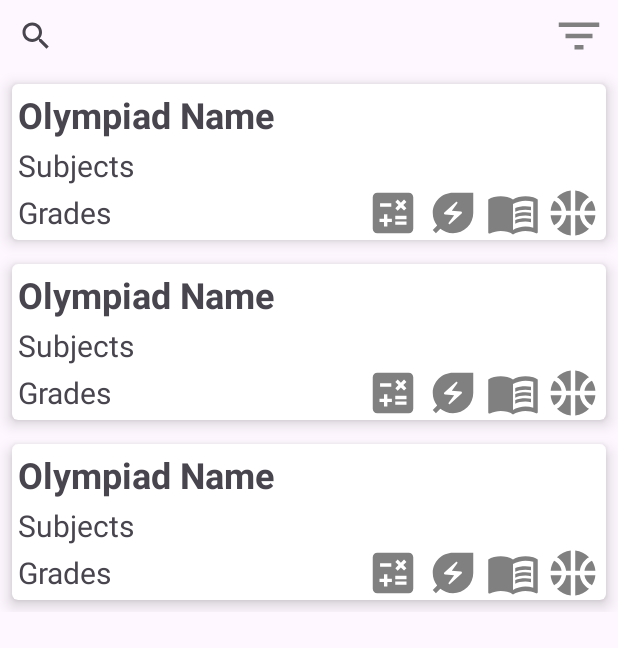
After one commit to mihailap/OlympiadFinder, an Android app: the layout activity_favourite_olympiad.xml on its own in the app's theme, with its tools: preview values and no code run, on a phone screen of 412 x 824 dp. The commit adds this screen. Shown: the top 648 px of the screen. Run offline under Robolectric (Android 15) with nearby library versions, the phone set to English and light mode, and no system bars.

Commit message:
Added Favourite Olympiads + small changes

```diff
--- a/app/build.gradle.kts
+++ b/app/build.gradle.kts
@@ -50,4 +50,6 @@ dependencies {
     implementation("io.reactivex.rxjava3:rxjava:3.1.5")
     //Parse
     implementation("org.jsoup:jsoup:1.17.2")
+    //Picasso for images
+    //implementation("com.squareup.picasso:picasso:2.71828")
 }
--- a/app/src/main/AndroidManifest.xml
+++ b/app/src/main/AndroidManifest.xml
@@ -1,7 +1,10 @@
 <?xml version="1.0" encoding="utf-8"?>
 <manifest xmlns:android="http://schemas.android.com/apk/res/android"
     xmlns:tools="http://schemas.android.com/tools">
+
     <uses-permission android:name="android.permission.INTERNET" />
+    <uses-permission android:name="android.permission.ACCESS_NETWORK_STATE" />
+
     <application
         android:allowBackup="true"
         android:dataExtractionRules="@xml/data_extraction_rules"
@@ -12,6 +15,9 @@
         android:supportsRtl="true"
         android:theme="@style/Theme.OlympiadFinder"
         tools:targetApi="31">
+        <activity
+            android:name=".ui.FavouriteOlympiadActivity"
+            android:exported="false" />
         <activity
             android:name=".ui.OlympiadInfoActivity"
             android:exported="false" />
--- a/app/src/main/java/com/mihailap/olympiadfinder/data/OlympiadDatabase.java
+++ b/app/src/main/java/com/mihailap/olympiadfinder/data/OlympiadDatabase.java
@@ -8,7 +8,7 @@ import androidx.room.RoomDatabase;
 
 @Database(entities = {Olympiad.class}, version = 2)
 public abstract class OlympiadDatabase extends RoomDatabase {
-    private static final String DB_NAME = "OlympiadDB3.db";
+    private static final String DB_NAME = "OlympiadDB7.db";
     private static OlympiadDatabase instance = null;
 
     public static OlympiadDatabase newInstance(Application application) {
--- /dev/null
+++ b/app/src/main/res/drawable/baseline_sports_basketball_24.xml
@@ -0,0 +1,19 @@
+<vector xmlns:android="http://schemas.android.com/apk/res/android" android:height="36dp" android:tint="@color/gray" android:viewportHeight="24" android:viewportWidth="24" android:width="36dp">
+
+    <path android:fillColor="@android:color/white" android:pathData="M17.09,11h4.86c-0.16,-1.61 -0.71,-3.11 -1.54,-4.4C18.68,7.43 17.42,9.05 17.09,11z"/>
+
+    <path android:fillColor="@android:color/white" android:pathData="M6.91,11C6.58,9.05 5.32,7.43 3.59,6.6C2.76,7.89 2.21,9.39 2.05,11H6.91z"/>
+
+    <path android:fillColor="@android:color/white" android:pathData="M15.07,11c0.32,-2.59 1.88,-4.79 4.06,-6c-1.6,-1.63 -3.74,-2.71 -6.13,-2.95V11H15.07z"/>
+
+    <path android:fillColor="@android:color/white" android:pathData="M8.93,11H11V2.05C8.61,2.29 6.46,3.37 4.87,5C7.05,6.21 8.61,8.41 8.93,11z"/>
+
+    <path android:fillColor="@android:color/white" android:pathData="M15.07,13H13v8.95c2.39,-0.24 4.54,-1.32 6.13,-2.95C16.95,17.79 15.39,15.59 15.07,13z"/>
+
+    <path android:fillColor="@android:color/white" android:pathData="M3.59,17.4c1.72,-0.83 2.99,-2.46 3.32,-4.4H2.05C2.21,14.61 2.76,16.11 3.59,17.4z"/>
+
+    <path android:fillColor="@android:color/white" android:pathData="M17.09,13c0.33,1.95 1.59,3.57 3.32,4.4c0.83,-1.29 1.38,-2.79 1.54,-4.4H17.09z"/>
+
+    <path android:fillColor="@android:color/white" android:pathData="M8.93,13c-0.32,2.59 -1.88,4.79 -4.06,6c1.6,1.63 3.74,2.71 6.13,2.95V13H8.93z"/>
+
+</vector>
--- /dev/null
+++ b/app/src/main/res/layout/activity_favourite_olympiad.xml
@@ -0,0 +1,192 @@
+<?xml version="1.0" encoding="utf-8"?>
+<androidx.constraintlayout.widget.ConstraintLayout xmlns:android="http://schemas.android.com/apk/res/android"
+    xmlns:app="http://schemas.android.com/apk/res-auto"
+    xmlns:tools="http://schemas.android.com/tools"
+    android:id="@+id/main"
+    android:layout_width="match_parent"
+    android:layout_height="match_parent"
+    android:animateLayoutChanges="true"
+    tools:context=".ui.FavouriteOlympiadActivity">
+
+    <androidx.appcompat.widget.Toolbar
+        android:id="@+id/toolbar"
+        android:layout_width="match_parent"
+        android:layout_height="wrap_content"
+        android:visibility="gone"
+        app:layout_constraintEnd_toEndOf="parent"
+        app:layout_constraintStart_toStartOf="parent"
+        app:layout_constraintTop_toTopOf="parent" />
+
+    <androidx.constraintlayout.widget.ConstraintLayout
+        android:id="@+id/customSearch"
+        android:layout_width="match_parent"
+        android:layout_height="wrap_content"
+        app:layout_constraintEnd_toEndOf="parent"
+        app:layout_constraintStart_toStartOf="parent"
+        app:layout_constraintTop_toBottomOf="@id/toolbar">
+
+
+        <androidx.appcompat.widget.SearchView
+            android:id="@+id/search_bar"
+            android:layout_width="0dp"
+            android:layout_height="wrap_content"
+            android:iconifiedByDefault="false"
+            android:inputType="text"
+            android:queryHint="Search here..."
+            android:textSize="20sp"
+            app:layout_constraintBottom_toBottomOf="parent"
+            app:layout_constraintEnd_toStartOf="@id/filter_icon"
+            app:layout_constraintStart_toStartOf="@id/customSearch"
+            app:layout_constraintTop_toTopOf="@id/customSearch" />
+
+        <ImageView
+            android:id="@+id/filter_icon"
+            android:layout_width="wrap_content"
+            android:layout_height="wrap_content"
+            android:layout_marginEnd="8dp"
+            android:adjustViewBounds="true"
+            android:clickable="true"
+            android:contentDescription="@string/filter_icon"
+            android:src="@drawable/baseline_filter_list_24"
+            app:layout_constraintBottom_toBottomOf="parent"
+            app:layout_constraintEnd_toEndOf="parent"
+            app:layout_constraintTop_toTopOf="@id/customSearch" />
+
+    </androidx.constraintlayout.widget.ConstraintLayout>
+
+    <androidx.constraintlayout.widget.ConstraintLayout
+        android:id="@+id/filters_select"
+        android:layout_width="match_parent"
+        android:layout_height="wrap_content"
+        android:padding="4dp"
+        android:visibility="gone"
+        app:layout_constraintEnd_toEndOf="parent"
+        app:layout_constraintStart_toStartOf="parent"
+        app:layout_constraintTop_toBottomOf="@id/customSearch">
+
+        <TextView
+            android:id="@+id/tv_select_grade"
+            android:layout_width="match_parent"
+            android:layout_height="wrap_content"
+            android:layout_marginStart="4dp"
+            android:text="@string/pick_grade"
+            android:textSize="16sp"
+            app:layout_constraintEnd_toEndOf="parent"
+            app:layout_constraintStart_toStartOf="parent"
+            app:layout_constraintTop_toTopOf="parent"
+            tools:text="Select grade" />
+
+        <HorizontalScrollView
+            android:id="@+id/horizontal_scroll"
+            android:layout_width="wrap_content"
+            android:layout_height="wrap_content"
+            app:layout_constraintEnd_toEndOf="parent"
+            app:layout_constraintHorizontal_bias="0.0"
+            app:layout_constraintStart_toStartOf="parent"
+            app:layout_constraintTop_toBottomOf="@id/tv_select_grade">
+
+            <RadioGroup
+                android:id="@+id/checkbox_group"
+                android:layout_width="wrap_content"
+                android:layout_height="wrap_content"
+                android:orientation="horizontal">
+
+                <CheckBox
+                    android:id="@+id/checkbox1"
+                    android:layout_width="wrap_content"
+                    android:layout_height="wrap_content"
+                    android:text="@string/_1" />
+
+                <CheckBox
+                    android:id="@+id/checkbox2"
+                    android:layout_width="wrap_content"
+                    android:layout_height="wrap_content"
+                    android:text="@string/_2" />
+
+                <CheckBox
+                    android:id="@+id/checkbox3"
+                    android:layout_width="wrap_content"
+                    android:layout_height="wrap_content"
+                    android:text="@string/_3" />
+
+                <CheckBox
+                    android:id="@+id/checkbox4"
+                    android:layout_width="wrap_content"
+                    android:layout_height="wrap_content"
+                    android:text="@string/_4" />
+
+                <CheckBox
+                    android:id="@+id/checkbox5"
+                    android:layout_width="wrap_content"
+                    android:layout_height="wrap_content"
+                    android:text="@string/_5" />
+
+                <CheckBox
+                    android:id="@+id/checkbox6"
+                    android:layout_width="wrap_content"
+                    android:layout_height="wrap_content"
+                    android:text="@string/_6" />
+
+                <CheckBox
+                    android:id="@+id/checkbox7"
+                    android:layout_width="wrap_content"
+                    android:layout_height="wrap_content"
+                    android:text="@string/_7" />
+
+                <CheckBox
+                    android:id="@+id/checkbox8"
+                    android:layout_width="wrap_content"
+                    android:layout_height="wrap_content"
+                    android:text="@string/_8" />
+
+                <CheckBox
+                    android:id="@+id/checkbox9"
+                    android:layout_width="wrap_content"
+                    android:layout_height="wrap_content"
+                    android:text="@string/_9" />
+
+                <CheckBox
+                    android:id="@+id/checkbox10"
+                    android:layout_width="wrap_content"
+                    android:layout_height="wrap_content"
+                    android:text="@string/_10" />
+
+                <CheckBox
+                    android:id="@+id/checkbox11"
+                    android:layout_width="wrap_content"
+                    android:layout_height="wrap_content"
+                    android:text="@string/_11" />
+
+            </RadioGroup>
+
+        </HorizontalScrollView>
+
+    </androidx.constraintlayout.widget.ConstraintLayout>
+
+    <TextView
+        android:id="@+id/tv_nothing_found"
+        android:layout_width="match_parent"
+        android:layout_height="wrap_content"
+        android:gravity="center"
+        android:padding="4dp"
+        android:text="@string/nothing_found"
+        android:textSize="20sp"
+        android:visibility="gone"
+        app:layout_constraintEnd_toEndOf="parent"
+        app:layout_constraintStart_toStartOf="parent"
+        app:layout_constraintTop_toBottomOf="@id/filters_select"
+        tools:text="Nothing found..." />
+
+
+    <androidx.recyclerview.widget.RecyclerView
+        android:id="@+id/recyclerView"
+        android:layout_width="match_parent"
+        android:layout_height="wrap_content"
+        android:paddingBottom="48dp"
+        app:layout_constraintEnd_toEndOf="parent"
+        app:layout_constraintStart_toStartOf="parent"
+        app:layout_constraintTop_toBottomOf="@+id/tv_nothing_found"
+        tools:listitem="@layout/list_item" />
+
+
+</androidx.constraintlayout.widget.ConstraintLayout>
--- a/app/src/main/res/layout/list_item.xml
+++ b/app/src/main/res/layout/list_item.xml
@@ -81,6 +81,18 @@
             android:contentDescription="@string/options_icon"
             android:src="@drawable/baseline_menu_book_24"
             app:layout_constraintBottom_toBottomOf="parent"
+            app:layout_constraintEnd_toStartOf="@+id/sports_icon"
+            app:layout_constraintTop_toBottomOf="@id/tv_subject" />
+
+        <ImageView
+            android:id="@+id/sports_icon"
+            android:layout_width="wrap_content"
+            android:layout_height="wrap_content"
+            android:layout_marginEnd="4dp"
+            android:adjustViewBounds="true"
+            android:contentDescription="@string/options_icon"
+            android:src="@drawable/baseline_sports_basketball_24"
+            app:layout_constraintBottom_toBottomOf="parent"
             app:layout_constraintEnd_toEndOf="parent"
             app:layout_constraintTop_toBottomOf="@id/tv_subject" />
 
--- a/app/src/main/res/menu/popup_menu.xml
+++ b/app/src/main/res/menu/popup_menu.xml
@@ -1,5 +1,8 @@
 <?xml version="1.0" encoding="utf-8"?>
 <menu xmlns:android="http://schemas.android.com/apk/res/android">
+    <item
+        android:id="@+id/favourites"
+        android:title="@string/fav" />
     <item
         android:id="@+id/update"
         android:title="@string/updateData" />
--- a/app/src/main/res/values/strings.xml
+++ b/app/src/main/res/values/strings.xml
@@ -21,4 +21,7 @@
     <string name="filter_icon">Filter Icon</string>
     <string name="options_icon">Options icon</string>
     <string name="updateData">Обновить данные</string>
+    <string name="olympiad_icon">Olympiad Icon</string>
+    <string name="fav">Избранное</string>
+    <string name="star">Star</string>
 </resources>
```
Also changed, not shown: app/src/main/java/com/mihailap/olympiadfinder/data/Olympiad.java (+22 -4 lines), app/src/main/java/com/mihailap/olympiadfinder/data/OlympiadDao.java (+10 -0 lines), app/src/main/java/com/mihailap/olympiadfinder/ui/FavouriteOlympiadActivity.java (added, +168 -0 lines), app/src/main/java/com/mihailap/olympiadfinder/ui/FavouriteOlympiadViewModel.java (added, +101 -0 lines), app/src/main/java/com/mihailap/olympiadfinder/ui/MainActivity.java (+11 -0 lines), app/src/main/java/com/mihailap/olympiadfinder/ui/MainViewModel.java (+33 -2 lines), app/src/main/java/com/mihailap/olympiadfinder/ui/OlympiadAdapter.java (+12 -1 lines), app/src/main/java/com/mihailap/olympiadfinder/ui/OlympiadInfoActivity.java (+41 -0 lines), app/src/main/java/com/mihailap/olympiadfinder/ui/OlympiadInfoViewModel.java (added, +67 -0 lines), app/src/main/res/layout/activity_olympiad_info.xml (+12 -0 lines).
